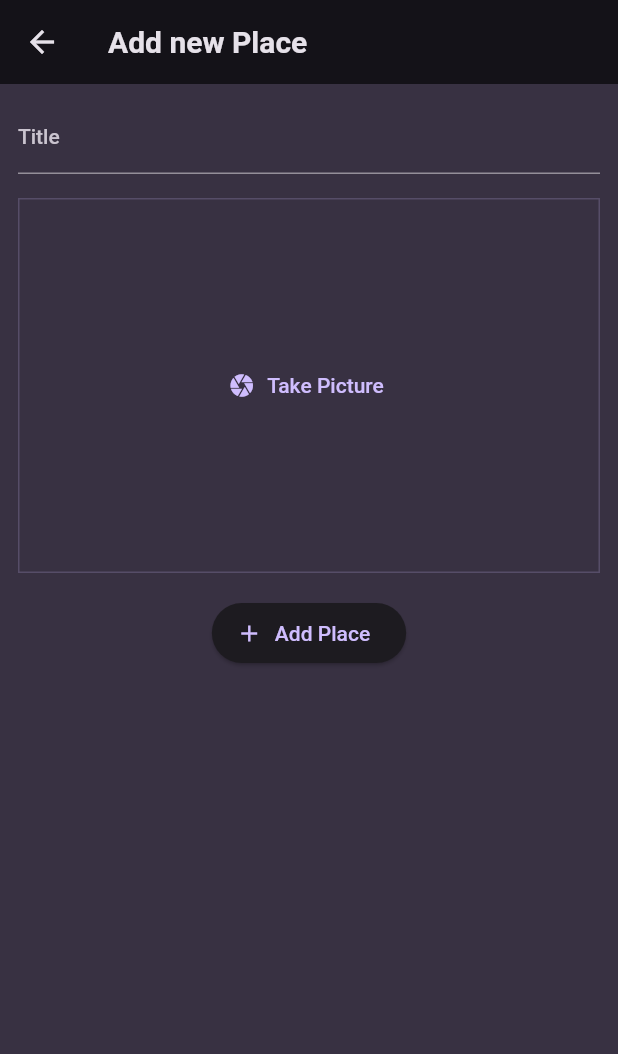
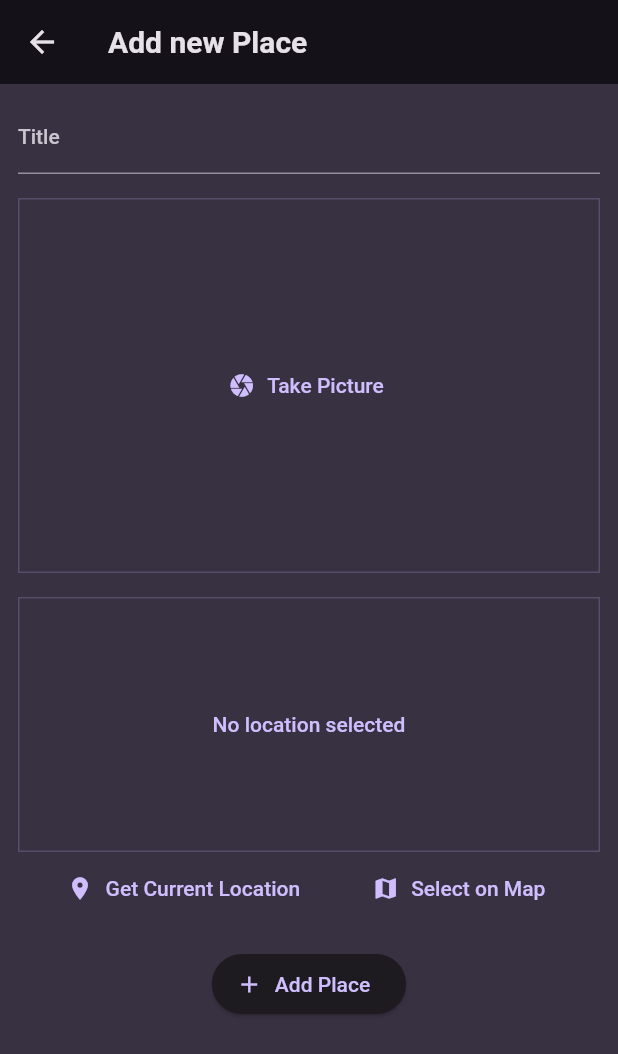
Before and after one commit to prashantgaykar/flutter_favorite_places_app, a Flutter app: the screen it shows after launch, after a tap on the "add" icon, on a phone screen of 412 x 824 dp. Shown: the top 1054 px of the screen. Run offline on Flutter 3.47's test engine with Material 2 defaults, Android fonts, the phone set to English and light mode, and no system bars; our stand-ins replace flutter_riverpod, google_fonts, google_maps_flutter, image_picker, location, sqflite; accounts and stored records are empty; network calls fail.

Commit message:
added location and google map api added sqlite database

```diff
--- /dev/null
+++ b/lib/models/constants.dart
@@ -0,0 +1 @@
+const GOOGLE_MAP_API_KEY = "AIzaSyDLcwxUggpPZo8lcbH0TB4Crq5SJjtj4ag";
--- a/lib/models/place.dart
+++ b/lib/models/place.dart
@@ -4,9 +4,26 @@ import 'dart:io';
 const uuid = Uuid();
 
 class Place {
-  Place({required this.title, required this.image}) : id = uuid.v4();
+  Place(
+      {required this.title,
+      required this.image,
+      required this.location,
+      String? id})
+      : id = id ?? uuid.v4();
 
   final String id;
   final String title;
   final File image;
+  final PlaceLocation location;
 }
+
+class PlaceLocation {
+  const PlaceLocation({
+    required this.latitude,
+    required this.longitude,
+    required this.address,
+  });
+  final double latitude;
+  final double longitude;
+  final String address;
+}
--- a/lib/providers/user_places.dart
+++ b/lib/providers/user_places.dart
@@ -1,13 +1,68 @@
 import 'package:flutter_riverpod/flutter_riverpod.dart';
 import 'dart:io';
 import 'package:favorite_places_app/models/place.dart';
+import 'package:path/path.dart' as path;
+import 'package:path_provider/path_provider.dart' as syspaths;
+import 'package:sqflite/sqflite.dart' as sqflite;
+import 'package:sqflite/sqlite_api.dart';
+
+Future<Database> _getDatabase() async {
+  final dbPath = await sqflite.getDatabasesPath();
+  final db = await sqflite.openDatabase(path.join(dbPath, 'places.db'),
+      onCreate: (db, version) {
+    db.execute('CREATE TABLE user_places' +
+        '(id TEXT PRIMARY KEY, title TEXT, image TEXT, lat REAL,lng REAL,address TEXT)');
+  }, version: 1);
+  return db;
+}
 
 class UserPlacesNotifier extends StateNotifier<List<Place>> {
   UserPlacesNotifier() : super(const []);
 
-  void addPlace(String title, File image) {
-    final newPlace = Place(title: title, image: image);
+  void addPlace(String title, File image, PlaceLocation location) async {
+    final appDir = await syspaths.getApplicationDocumentsDirectory();
+    final fileName = path.basename(image.path);
+    final copiedImage = await image.copy('${appDir.path}/$fileName');
+    print('Image old path - ${image.path}');
+    print('Image new path - ${copiedImage.path}');
+    final newPlace =
+        Place(title: title, image: copiedImage, location: location);
+
+    _savePlace(newPlace);
+
     state = [newPlace, ...state];
+  }
+
+  void _savePlace(Place newPlace) async {
+    final db = await _getDatabase();
+
+    db.insert('user_places', {
+      'id': newPlace.id,
+      'title': newPlace.title,
+      'image': newPlace.image.path,
+      'lat': newPlace.location.latitude,
+      'lng': newPlace.location.longitude,
+      'address': newPlace.location.address
+    });
+  }
+
+  Future<void> loadPlaces() async {
+    final db = await _getDatabase();
+
+    final data = await db.query('user_places');
+    final places = data
+        .map((row) => Place(
+            id: row['id'] as String,
+            title: row['title'] as String,
+            image: File(row['image'] as String),
+            location: PlaceLocation(
+              latitude: row['lat'] as double,
+              longitude: row['lng'] as double,
+              address: row['address'] as String,
+            )))
+        .toList();
+
+    state = places;
   }
 }
 
--- a/lib/screens/add_place.dart
+++ b/lib/screens/add_place.dart
@@ -1,4 +1,6 @@
+import 'package:favorite_places_app/models/place.dart';
 import 'package:favorite_places_app/widgets/image_input.dart';
+import 'package:favorite_places_app/widgets/location_input.dart';
 import 'package:flutter/material.dart';
 import 'package:flutter_riverpod/flutter_riverpod.dart';
 import 'dart:io';
@@ -16,17 +18,20 @@ class AddPlaceScreen extends ConsumerStatefulWidget {
 class _AddPlaceScreenState extends ConsumerState<AddPlaceScreen> {
   final _titleController = TextEditingController();
   File? _selectedImage;
+  PlaceLocation? _selectedLocation;
 
   void _savePlace() {
     final enteredTitle = _titleController.text;
 
-    if (enteredTitle.isEmpty || _selectedImage == null) {
+    if (enteredTitle.isEmpty ||
+        _selectedImage == null ||
+        _selectedLocation == null) {
       return;
     }
 
     ref
         .read(userPlacesProvider.notifier)
-        .addPlace(enteredTitle, _selectedImage!);
+        .addPlace(enteredTitle, _selectedImage!, _selectedLocation!);
 
     Navigator.of(context).pop();
   }
@@ -59,6 +64,10 @@ class _AddPlaceScreenState extends ConsumerState<AddPlaceScreen> {
               _selectedImage = image;
             }),
             const SizedBox(height: 16),
+            LocationInput(onSelectedLocation: (location) {
+              _selectedLocation = location;
+            }),
+            const SizedBox(height: 16),
             ElevatedButton.icon(
               onPressed: _savePlace,
               icon: const Icon(Icons.add),
--- a/lib/screens/places.dart
+++ b/lib/screens/places.dart
@@ -1,3 +1,4 @@
+import 'package:favorite_places_app/models/place.dart';
 import 'package:flutter/material.dart';
 import 'package:flutter_riverpod/flutter_riverpod.dart';
 
@@ -5,11 +6,26 @@ import 'package:favorite_places_app/screens/add_place.dart';
 import 'package:favorite_places_app/widgets/places_list.dart';
 import 'package:favorite_places_app/providers/user_places.dart';
 
-class PlacesScreen extends ConsumerWidget {
+class PlacesScreen extends ConsumerStatefulWidget {
   const PlacesScreen({super.key});
 
   @override
-  Widget build(BuildContext context, WidgetRef ref) {
+  ConsumerState<PlacesScreen> createState() {
+    return _PlaceScreenState();
+  }
+}
+
+class _PlaceScreenState extends ConsumerState<PlacesScreen> {
+  late Future<void> _placesFuture;
+
+  @override
+  void initState() {
+    super.initState();
+    _placesFuture = ref.read(userPlacesProvider.notifier).loadPlaces();
+  }
+
+  @override
+  Widget build(BuildContext context) {
     final userPlaces = ref.watch(userPlacesProvider);
 
     return Scaffold(
@@ -30,8 +46,13 @@ class PlacesScreen extends ConsumerWidget {
       ),
       body: Padding(
         padding: const EdgeInsets.all(8),
-        child: PlacesList(
-          places: userPlaces,
+        child: FutureBuilder(
+          future: _placesFuture,
+          builder: (context, snapshot) {
+            return (snapshot.connectionState == ConnectionState.waiting)
+                ? const Center(child: CircularProgressIndicator())
+                : PlacesList(places: userPlaces);
+          },
         ),
       ),
     );
--- /dev/null
+++ b/lib/widgets/location_input.dart
@@ -0,0 +1,171 @@
+import 'package:favorite_places_app/models/place.dart';
+import 'package:favorite_places_app/screens/map_screen.dart';
+import 'package:flutter/material.dart';
+import 'package:google_maps_flutter/google_maps_flutter.dart';
+import 'package:location/location.dart';
+import 'package:http/http.dart' as http;
+import 'dart:convert';
+import 'package:favorite_places_app/models/constants.dart';
+
+class LocationInput extends StatefulWidget {
+  const LocationInput({super.key, required this.onSelectedLocation});
+
+  final void Function(PlaceLocation location) onSelectedLocation;
+
+  @override
+  State<LocationInput> createState() {
+    return _LocationInputState();
+  }
+}
+
+class _LocationInputState extends State<LocationInput> {
+  PlaceLocation? _pickedLocation;
+  var _isGettingLocation = false;
+  //final _googleMapApiKey = "AIzaSyDLcwxUggpPZo8lcbH0TB4Crq5SJjtj4ag";
+
+  String get locationImage {
+    if (_pickedLocation == null) return '';
+    final lat = _pickedLocation!.latitude;
+    final lng = _pickedLocation!.longitude;
+    return 'https://maps.googleapis.com/maps/api/staticmap?center=$lat,$lng&zoom=13&size=600x300&maptype=roadmap&markers=color:red%7Clabel:A%7C$lat,$lng&key=${GOOGLE_MAP_API_KEY}';
+  }
+
+  Future<String> _getLocationAddress(lat, long) async {
+    final response = await http.get(Uri.parse(
+        'https://maps.googleapis.com/maps/api/geocode/json?latlng=$lat,$long&key=${GOOGLE_MAP_API_KEY}'));
+    final resData = json.decode(response.body);
+    return resData['results'][0]['formatted_address'];
+  }
+
+  void _getCurrentLocation() async {
+    Location location = Location();
+
+    bool serviceEnabled;
+    PermissionStatus permissionGranted;
+    LocationData locationData;
+
+    serviceEnabled = await location.serviceEnabled();
+    if (!serviceEnabled) {
+      serviceEnabled = await location.requestService();
+      if (!serviceEnabled) {
+        return;
+      }
+    }
+
+    permissionGranted = await location.hasPermission();
+    if (permissionGranted == PermissionStatus.denied) {
+      permissionGranted = await location.requestPermission();
+      if (permissionGranted != PermissionStatus.granted) {
+        return;
+      }
+    }
+
+    setState(() {
+      _isGettingLocation = true;
+    });
+
+    locationData = await location.getLocation();
+    print(locationData.latitude);
+    print(locationData.longitude);
+
+    final lat = locationData.latitude;
+    final lng = locationData.longitude;
+
+    if (lat == null || lng == null) {
+      print("_getCurrentLocation() - locationData is null");
+      return;
+    }
+
+    _saveLocation(lat, lng);
+  }
+
+  void _saveLocation(lat, lng) async {
+    final address = await _getLocationAddress(lat, lng);
+    print('address : $address');
+
+    setState(() {
+      _pickedLocation =
+          PlaceLocation(latitude: lat, longitude: lng, address: address);
+      _isGettingLocation = false;
+    });
+
+    widget.onSelectedLocation(_pickedLocation!);
+  }
+
+  void _selectOnMap() async {
+    final position = await Navigator.of(context)
+        .push<LatLng>(MaterialPageRoute(builder: (ctx) => const MapScreen()));
+
+    if (position == null) return;
+
+    setState(() {
+      _isGettingLocation = true;
+    });
+
+    _saveLocation(position.latitude, position.longitude);
+  }
+
+  @override
+  Widget build(BuildContext context) {
+    Widget previewContent = Text(
+      'No location selected',
+      style: Theme.of(context)
+          .textTheme
+          .bodyLarge!
+          .copyWith(color: Theme.of(context).colorScheme.primary),
+    );
+
+    if (_pickedLocation != null) {
+      previewContent = Image.network(
+        locationImage,
+        width: double.infinity,
+        height: double.infinity,
+        fit: BoxFit.cover,
+      );
+    }
+
+    if (_isGettingLocation) {
+      previewContent = const CircularProgressIndicator();
+    }
+
+    return Column(
+      children: [
+        Container(
+          alignment: Alignment.center,
+          width: double.infinity,
+          height: 170,
+          decoration: BoxDecoration(
+            border: Border.all(
+                color: Theme.of(context).colorScheme.primary.withOpacity(0.20),
+                width: 1),
+          ),
+          child: previewContent,
+        ),
+        Row(
+          mainAxisAlignment: MainAxisAlignment.center,
+          children: [
+            TextButton.icon(
+                onPressed: _getCurrentLocation,
+                icon: Icon(
+                  Icons.location_on,
+                  color: Theme.of(context).colorScheme.primary,
+                ),
+                label: const Text(
+                  'Get Current Location',
+                )),
+            const SizedBox(
+              width: 20,
+            ),
+            TextButton.icon(
+                onPressed: _selectOnMap,
+                icon: Icon(
+                  Icons.map,
+                  color: Theme.of(context).colorScheme.primary,
+                ),
+                label: const Text('Select on Map')),
+          ],
+        )
+      ],
+    );
+  }
+}
--- a/pubspec.yaml
+++ b/pubspec.yaml
@@ -39,6 +39,11 @@ dependencies:
   flutter_riverpod: ^2.4.0
   uuid: ^4.0.0
   image_picker: ^1.0.4
+  location: ^5.0.3
+  http: ^1.1.0
+  google_maps_flutter: ^2.5.0
+  path_provider: ^2.1.1
+  sqflite: ^2.3.0
 
 dev_dependencies:
   flutter_test:
```
Also changed, not shown: lib/screens/map_screen.dart (added, +64 -0 lines), lib/screens/place_detail.dart (+48 -9 lines), lib/widgets/places_list.dart (+8 -1 lines), pubspec.lock, 4 other files.
